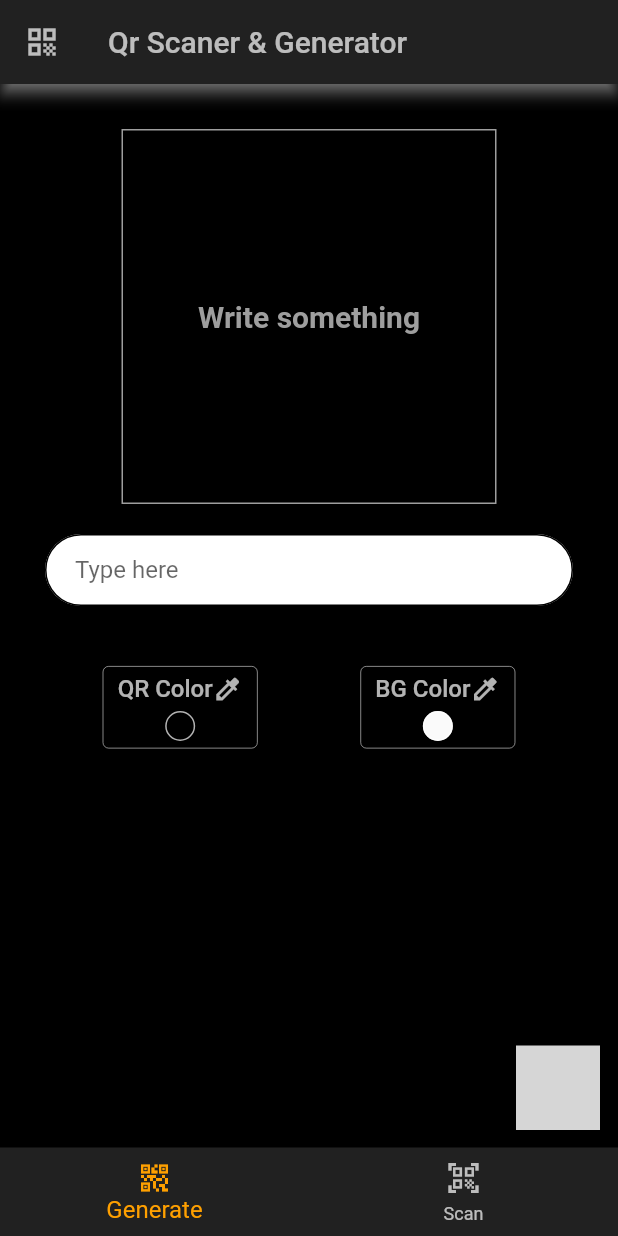
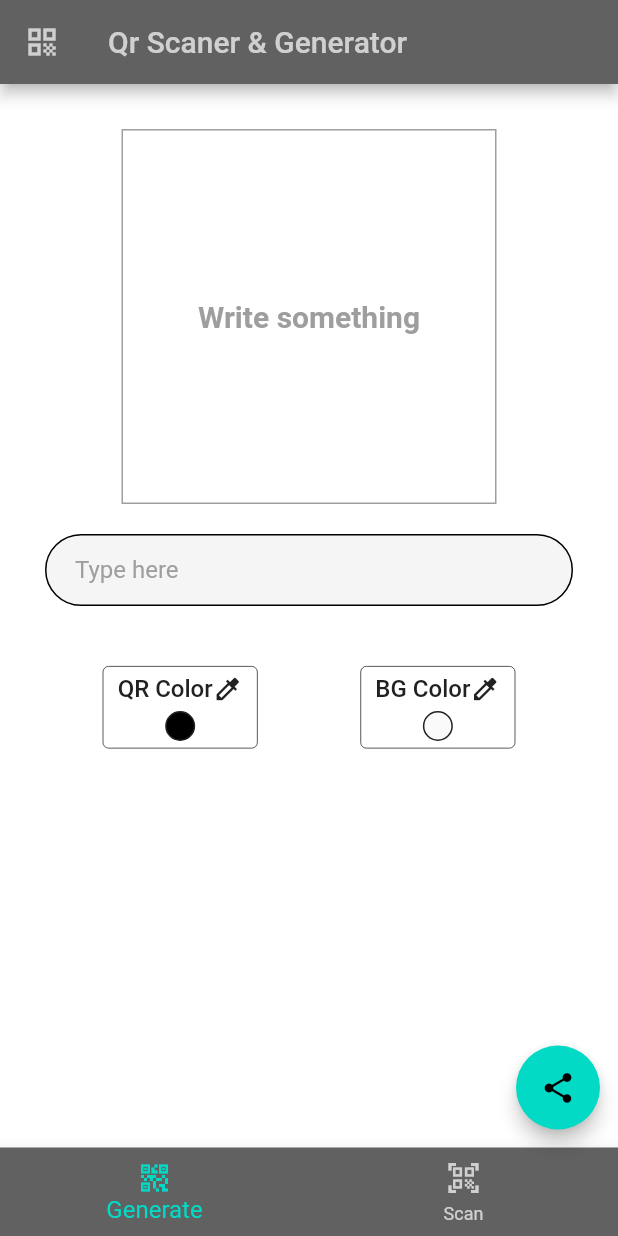
Before and after one commit to elvisgj/qr-flutter-app, a Flutter app: the screen it shows after launch, on a phone screen of 412 x 824 dp. Run offline on Flutter 3.47's test engine with Material 2 defaults, Android fonts, the phone set to English and light mode, and no system bars; drawn by our look-alikes of keyboard_dismisser; our stand-ins replace flutter_bloc, flutter_colorpicker, permission_handler, qr_flutter, screenshot, share_plus; missing offline and left inert: qr_code_scanner; grey boxes are pictures that could not be loaded.

Commit message:
theme based on system theme

```diff
--- a/lib/generate_qr/color_picker.dart
+++ b/lib/generate_qr/color_picker.dart
@@ -48,7 +48,7 @@ class ColorPickerQR extends StatelessWidget {
     return TextButton(
       style: TextButton.styleFrom(
         side: BorderSide(
-          color: Colors.white70,
+          color: Theme.of(context).primaryColor,
           width: 0.5,
         ),
         padding: EdgeInsets.symmetric(
@@ -65,13 +65,13 @@ class ColorPickerQR extends StatelessWidget {
               Text(
                 title,
                 style: TextStyle(
-                  color: Colors.white70,
+                  color: Theme.of(context).primaryColor,
                   fontSize: 16,
                 ),
               ),
               Icon(
                 Icons.colorize,
-                color: Colors.white70,
+                color: Theme.of(context).primaryColor,
                 size: 20,
               )
             ],
@@ -84,7 +84,7 @@ class ColorPickerQR extends StatelessWidget {
             width: 20,
             decoration: BoxDecoration(
               border: Border.all(
-                color: Colors.white70,
+                color: Theme.of(context).primaryColor,
               ),
               color: color,
               borderRadius: BorderRadius.all(
--- a/lib/generate_qr/generate_textfield.dart
+++ b/lib/generate_qr/generate_textfield.dart
@@ -9,10 +9,12 @@ class GenerateInput extends StatelessWidget {
     return Container(
       padding: EdgeInsets.symmetric(horizontal: 30),
       child: TextFormField(
+          style: TextStyle(color: Colors.black),
           onChanged: (val) => onChange(val),
           cursorColor: Theme.of(context).primaryColor,
           decoration: InputDecoration(
-            fillColor: Colors.white,
+            hintStyle: TextStyle(color: Theme.of(context).hintColor),
+            fillColor: Colors.grey[100],
             hintText: "Type here",
             filled: true,
             enabledBorder: OutlineInputBorder(
--- a/lib/main.dart
+++ b/lib/main.dart
@@ -2,7 +2,7 @@ import 'package:flutter/material.dart';
 import 'package:flutter_bloc/flutter_bloc.dart';
 import 'package:qr_scanner/generate_qr/generate_qr.dart';
 import 'package:qr_scanner/scan_qr/scan_qr.dart';
-import 'package:qr_scanner/generate_qr/FloatingShare.dart';
+import 'package:qr_scanner/generate_qr/floating_share.dart';
 import 'generate_qr/generate_bloc.dart';
 
 void main() {
@@ -17,9 +17,22 @@ class MyApp extends StatelessWidget {
       return MaterialApp(
         debugShowCheckedModeBanner: false,
         title: 'QR scanner',
+        themeMode: ThemeMode.system,
         theme: ThemeData(
+          scaffoldBackgroundColor: Colors.grey[700],
+          colorScheme: ColorScheme.light(),
           primaryColor: Colors.grey[900],
           accentColor: Colors.amber[700],
+          backgroundColor: Colors.grey[100],
+          hintColor: Colors.grey[500],
+        ),
+        darkTheme: ThemeData(
+          scaffoldBackgroundColor: Colors.grey[900],
+          colorScheme: ColorScheme.dark(),
+          primaryColor: Colors.white70,
+          accentColor: Colors.amber[700],
+          backgroundColor: Colors.black,
+          hintColor: Colors.black,
         ),
         home: MyHomePage(),
       );
@@ -48,24 +61,24 @@ class _MyHomePageState extends State<MyHomePage> {
   Widget build(BuildContext context) {
     return Scaffold(
       appBar: AppBar(
+        backgroundColor: Theme.of(context).scaffoldBackgroundColor,
         leading: Icon(
           Icons.qr_code_outlined,
           color: Colors.white70,
         ),
-        shadowColor: Colors.white,
+        shadowColor: Colors.black,
         title: Text(
           "Qr Scaner & Generator",
           style: TextStyle(color: Colors.white70),
         ),
       ),
-      backgroundColor: Colors.black,
+      backgroundColor: Theme.of(context).backgroundColor,
       floatingActionButtonLocation: FloatingActionButtonLocation.miniEndFloat,
       body: Center(
         child: _screens.elementAt(_selectedIndex),
       ),
       bottomNavigationBar: BottomNavigationBar(
-        backgroundColor: Theme.of(context).primaryColor,
-        elevation: 4,
+        backgroundColor: Theme.of(context).scaffoldBackgroundColor,
         items: [
           BottomNavigationBarItem(
             icon: Icon(
```
